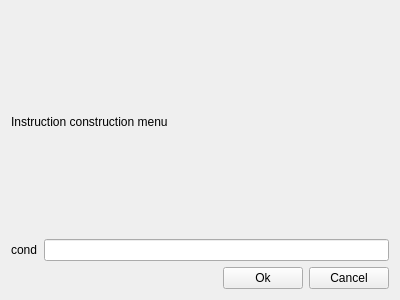
Old version of the form basicVisual/src/instructiondialog.ui in the repository imateja/basic-visual.
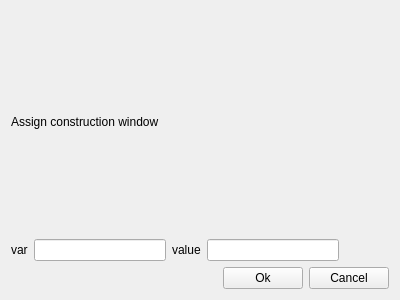
New version of the form.

The edit to the form file:
```diff
--- a/basicVisual/src/instructiondialog.ui
+++ b/basicVisual/src/instructiondialog.ui
@@ -17,22 +17,35 @@
    <item>
     <widget class="QLabel" name="label">
      <property name="text">
-      <string>Instruction construction menu</string>
+      <string>Assign construction window</string>
      </property>
     </widget>
    </item>
    <item>
     <layout class="QHBoxLayout" name="horizontalLayout_2">
+     <property name="rightMargin">
+      <number>50</number>
+     </property>
      <item>
       <widget class="QLabel" name="label_2">
        <property name="text">
-        <string>cond</string>
+        <string>var</string>
        </property>
       </widget>
      </item>
      <item>
       <widget class="QLineEdit" name="condField"/>
      </item>
+     <item>
+      <widget class="QLabel" name="label_3">
+       <property name="text">
+        <string>value</string>
+       </property>
+      </widget>
+     </item>
+     <item>
+      <widget class="QLineEdit" name="lineEdit"/>
+     </item>
     </layout>
    </item>
    <item>
```
